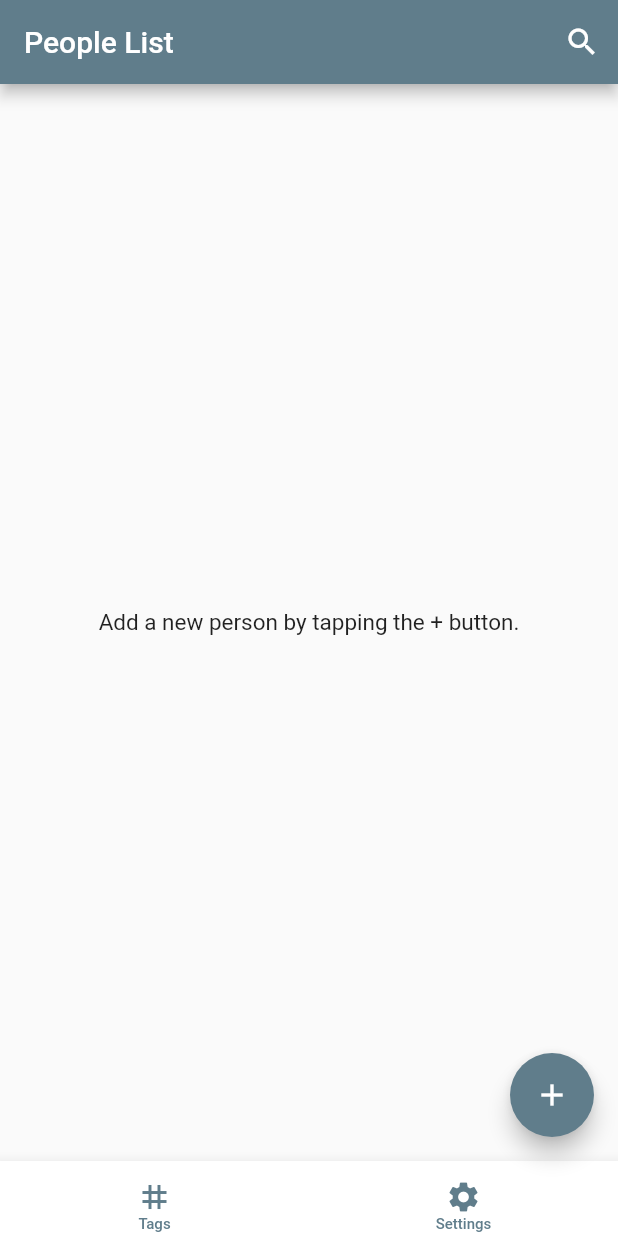
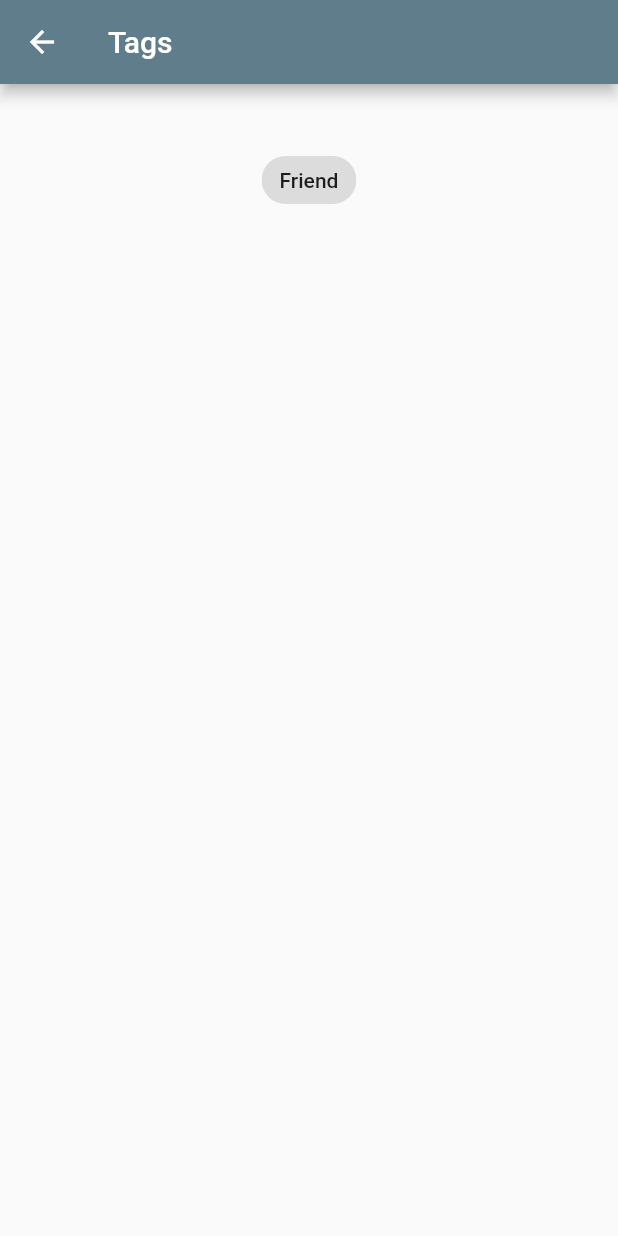
Before and after one commit to kikeda1102/HitoMemo, a Flutter app: the screen it shows after launch, after a tap on "Tags", on a phone screen of 412 x 824 dp. Run offline on Flutter 3.47's test engine with Material 2 defaults, Android fonts, the phone set to English and light mode, and no system bars; our stand-ins replace isar; accounts and stored records are empty; generated files the repository leaves out were written again.

Commit message:
Tag画面を追加中

```diff
--- a/lib/pages/home_page.dart
+++ b/lib/pages/home_page.dart
@@ -3,6 +3,8 @@ import 'package:hitomemo/pages/add_person_page.dart';
 import 'package:hitomemo/pages/profile_detail_page.dart';
 import 'package:hitomemo/services/isar_service.dart';
 import 'package:hitomemo/models/profile.dart';
+import 'package:hitomemo/pages/tag_management_page.dart';
+import 'package:hitomemo/pages/settings_page.dart';
 
 // ホーム画面
 class HomePage extends StatelessWidget {
@@ -114,7 +116,15 @@ class HomePage extends StatelessWidget {
               children: [
                 // タグ
                 TextButton(
-                  onPressed: () {},
+                  onPressed: () {
+                    // タグ管理画面へ遷移
+                    Navigator.push(
+                        context,
+                        MaterialPageRoute(
+                          builder: (context) =>
+                              TagManagementPage(service: service),
+                        ));
+                  },
                   child: const Column(
                     mainAxisAlignment: MainAxisAlignment.center,
                     children: [
@@ -130,7 +140,14 @@ class HomePage extends StatelessWidget {
                 ),
                 // 設定
                 TextButton(
-                  onPressed: () {},
+                  onPressed: () {
+                    // 設定画面へ遷移
+                    Navigator.push(
+                        context,
+                        MaterialPageRoute(
+                          builder: (context) => SettingsPage(),
+                        ));
+                  },
                   child: const Column(
                     mainAxisAlignment: MainAxisAlignment.center,
                     children: [
--- /dev/null
+++ b/lib/pages/tag_management_page.dart
@@ -0,0 +1,72 @@
+import 'package:flutter/material.dart';
+import 'package:hitomemo/services/isar_service.dart';
+import 'package:hitomemo/models/profile.dart';
+import 'package:hitomemo/models/general_tag.dart';
+
+// タグ管理画面
+
+class TagManagementPage extends StatefulWidget {
+  final IsarService service;
+  const TagManagementPage({required this.service, super.key});
+
+  @override
+  State<TagManagementPage> createState() => _TagManagementPageState();
+}
+
+class _TagManagementPageState extends State<TagManagementPage> {
+  @override
+  Widget build(BuildContext context) {
+    return Scaffold(
+      appBar: AppBar(
+        title: const Text('Tags'),
+      ),
+      body: Center(
+        child: Column(
+          children: [
+            const SizedBox(height: 40),
+            // generalタグ
+            FutureBuilder<List<GeneralTag>>(
+              future: widget.service.getAllGeneralTags(),
+              builder: (context, snapshot) {
+                if (snapshot.connectionState == ConnectionState.waiting) {
+                  return const CircularProgressIndicator(); // 読み込み中の表示
+                } else if (snapshot.hasError) {
+                  return Text('Error: ${snapshot.error}');
+                } else if (!snapshot.hasData || snapshot.data!.isEmpty) {
+                  return const Text('No general tags available');
+                }
+
+                List<GeneralTag> generalTags = snapshot.data!;
+                List<GeneralTag> toggledTags = [];
+
+                return Wrap(
+                  spacing: 10,
+                  runSpacing: -8,
+                  children: generalTags
+                      .map(
+                        (tag) => FilterChip(
+                          label: Text(tag.title),
+                          onSelected: (isSelected) {
+                            setState(() {
+                              if (isSelected) {
+                                // newProfile.personalTags.add(tag.title);
+                              } else {
+                                // newProfile.personalTags.remove(tag.title);
+                              }
+                              toggledTags.add(tag);
+                            });
+                          },
+                          selected: toggledTags.contains(tag),
+                        ),
+                      )
+                      .toList(),
+                );
+              },
+            ),
+            const SizedBox(height: 40),
+          ],
+        ),
+      ),
+    );
+  }
+}
```
Also changed, not shown: lib/pages/add_person_page.dart (+11 -1 lines), lib/pages/settings_page.dart (added, +20 -0 lines).
